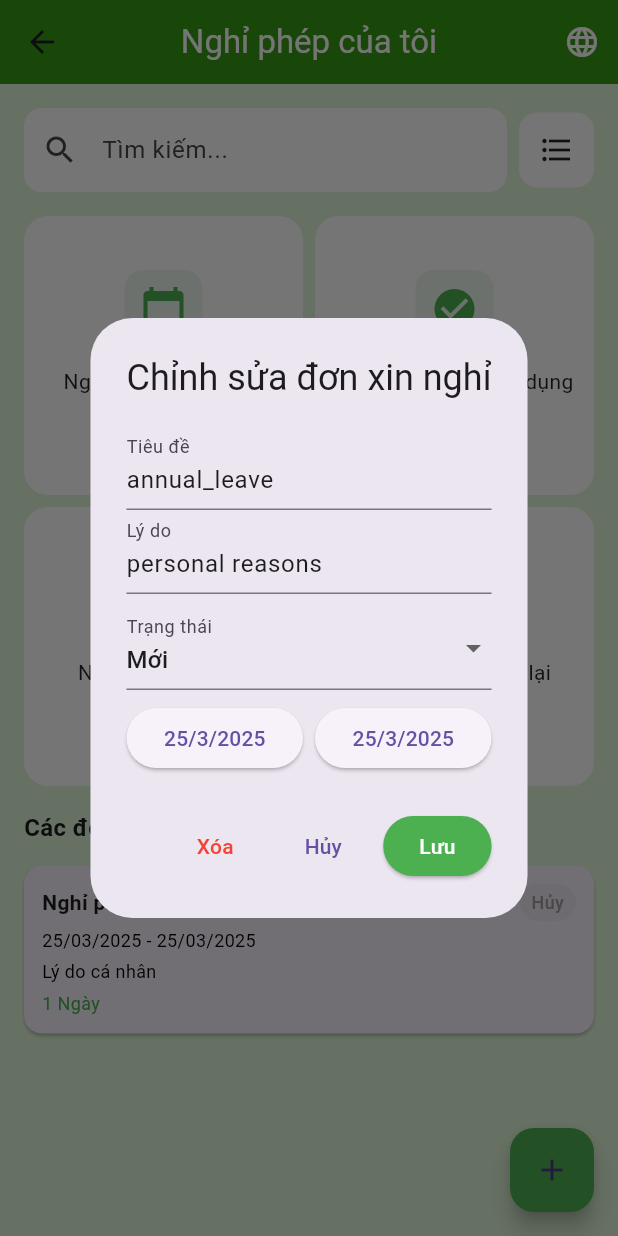
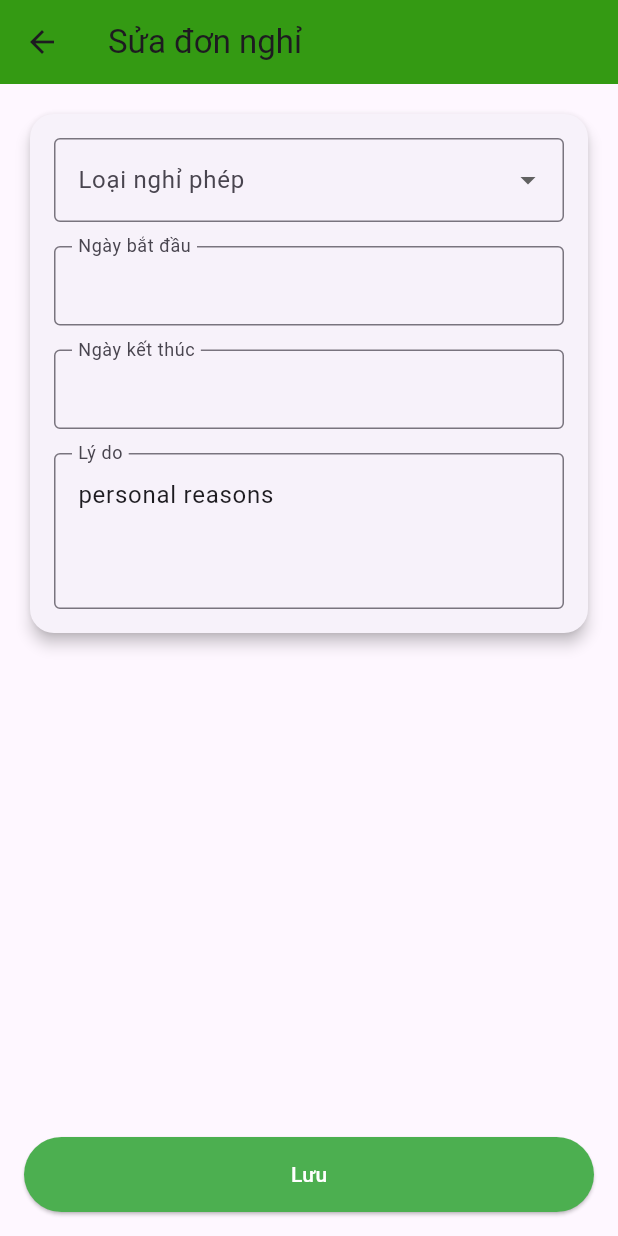
Before and after one commit to LTT4504/erp_app_nood, a Flutter app: the LeaveScreen screen opened by its route, after a tap on "Nghỉ phép hàng năm", on a phone screen of 412 x 824 dp. Run offline on Flutter 3.47's test engine with Material 3 defaults, Android fonts, the phone set to English and light mode, and no system bars; our stand-ins replace dio, flutter_svg, get, get_storage, logger, table_calendar; accounts and stored records are empty.

Commit message:
create : update myleave

```diff
--- a/lib/lang/app_language_key.dart
+++ b/lib/lang/app_language_key.dart
@@ -87,4 +87,14 @@ class AppLanguageKey {
   static const String shared = 'shared';
   static const String calendar = 'calendar';
   static const String noData = 'no_data';
+
+   static const String error = 'error';
+  static const String pleaseSelectDate = 'pleaseSelectDate';
+  static const String editLeave = 'editLeave';
+  static const String registerLeave = 'registerLeave';
+  static const String typeLeave = 'typeLeave';
+  static const String insuranceLeave = 'insuranceLeave';
+  static const String requiredField = 'requiredField';
+  static const String startDate = 'startDate';
+  static const String endDate = 'endDate';
 }
--- a/lib/lang/generate/en_US.dart
+++ b/lib/lang/generate/en_US.dart
@@ -105,4 +105,14 @@ const Map<String, String> en_US = {
   'calendar': 'Calendar',
   'shared': 'Shared',
   'no_data': 'No data',
+
+  // Additional Keys'error': 'Error',
+  'pleaseSelectDate': 'Please select start and end date',
+  'editLeave': 'Edit Leave',
+  'registerLeave': 'Register Leave',
+  'typeLeave': 'Type of Leave',
+  'insuranceLeave': 'Insurance Leave',
+  'requiredField': 'This field is required',
+  'startDate': 'Start Date',
+  'endDate': 'End Date',
 };
--- a/lib/lang/generate/vi_VN.dart
+++ b/lib/lang/generate/vi_VN.dart
@@ -91,7 +91,7 @@ const Map<String, String> vi_VN = {
   'missing_info': 'Thiếu thông tin',
   'please_fill_all': 'Vui lòng nhập đủ dữ liệu!',
 
-  // Annual Calendar
+  // Lịch hàng năm
   'annual_calendar_title': 'Lịch hàng năm',
   'mettings_schedule': 'Lịch họp',
   'title_meeting': 'Tiêu đề cuộc họp',
@@ -107,4 +107,14 @@ const Map<String, String> vi_VN = {
   'shared': 'Chung',
   'no_data': 'Không có dữ liệu',
 
+  // Thêm các khóa bổ sung
+  'error': 'Lỗi',
+  'pleaseSelectDate': 'Vui lòng chọn ngày bắt đầu và kết thúc',
+  'editLeave': 'Sửa đơn nghỉ',
+  'registerLeave': 'Đăng ký nghỉ phép',
+  'typeLeave': 'Loại nghỉ phép',
+  'insuranceLeave': 'Nghỉ hưởng bảo hiểm',
+  'requiredField': 'Trường này là bắt buộc',
+  'startDate': 'Ngày bắt đầu',
+  'endDate': 'Ngày kết thúc',
 };
--- a/lib/modules/my_leave/my_leave_screen.dart
+++ b/lib/modules/my_leave/my_leave_screen.dart
@@ -4,9 +4,8 @@ import 'package:work_manager/shared/constants/colors.dart';
 import '../../lang/app_language_key.dart';
 import 'my_leave_controller.dart';
 import 'widgets/leave_card.dart';
-import 'widgets/add_leave_dialog.dart';
-import 'widgets/edit_leave_dialog.dart';
 import 'widgets/stat_card.dart';
+import 'widgets/leave_form.dart'; // Form mới
 
 class LeaveScreen extends StatelessWidget {
   LeaveScreen({super.key});
@@ -24,28 +23,37 @@ class LeaveScreen extends StatelessWidget {
       ),
       body: SingleChildScrollView(
         padding: const EdgeInsets.all(16),
-        child: Column(crossAxisAlignment: CrossAxisAlignment.start, children: [
+        child: Column(
+          crossAxisAlignment: CrossAxisAlignment.start,
+          children: [
             _buildSearchBar(),
             const SizedBox(height: 16),
             _buildStatGrid(),
             const SizedBox(height: 16),
-          Text(AppLanguageKey.recentLeaveApplications.tr, style: const TextStyle(fontSize: 16, fontWeight: FontWeight.bold)),
+            Text(
+              AppLanguageKey.recentLeaveApplications.tr,
+              style: const TextStyle(fontSize: 16, fontWeight: FontWeight.bold),
+            ),
             const SizedBox(height: 8),
             Obx(() => Column(
                   children: controller.leaveRequests.asMap().entries.map((e) {
                     final idx = e.key;
                     final leave = e.value;
                     return GestureDetector(
-                    onTap: () => showDialog(context: context, builder: (_) => EditLeaveDialog(index: idx, leave: leave)),
-                    child: LeaveCard(leave: leave, statusColor: controller.getStatusColor(leave.status)),
+                      onTap: () => Get.to(() => LeaveForm(leave: leave, index: idx)),
+                      child: LeaveCard(
+                        leave: leave,
+                        statusColor: controller.getStatusColor(leave.status),
+                      ),
                     );
                   }).toList(),
                 )),
-        ]),
+          ],
+        ),
       ),
       floatingActionButton: FloatingActionButton(
         backgroundColor: ColorConstants.green,
-        onPressed: () => showDialog(context: context, builder: (_) => const AddLeaveDialog()),
+        onPressed: () => Get.to(() => const LeaveForm()),
         child: const Icon(Icons.add),
       ),
     );
@@ -64,7 +72,12 @@ class LeaveScreen extends StatelessWidget {
           ),
         ),
         const SizedBox(width: 8),
-        Container(height: 50, width: 50, decoration: BoxDecoration(color: Colors.white, borderRadius: BorderRadius.circular(12)), child: const Icon(Icons.format_list_bulleted)),
+        Container(
+          height: 50,
+          width: 50,
+          decoration: BoxDecoration(color: Colors.white, borderRadius: BorderRadius.circular(12)),
+          child: const Icon(Icons.format_list_bulleted),
+        ),
       ]);
 
   Widget _buildStatGrid() => GridView.count(
--- a/lib/modules/my_leave/widgets/edit_leave_dialog.dart
+++ /dev/null
@@ -1,98 +0,0 @@
-import 'package:flutter/material.dart';
-import 'package:get/get.dart';
-import 'package:work_manager/shared/constants/colors.dart';
-import '../../../lang/app_language_key.dart';
-import '../model/leave_model.dart';
-import '../my_leave_controller.dart';
-
-class EditLeaveDialog extends StatefulWidget {
-  final int index;
-  final LeaveModel leave;
-  const EditLeaveDialog({super.key, required this.index, required this.leave});
-  @override
-  State<EditLeaveDialog> createState() => _EditLeaveDialogState();
-}
-
-class _EditLeaveDialogState extends State<EditLeaveDialog> {
-  late TextEditingController titleController, reasonController;
-  late DateTime startDate, endDate;
-  late String selectedStatus;
-  final LeaveController controller = Get.find<LeaveController>();
-  final statuses = [AppLanguageKey.newLeave, AppLanguageKey.waiting, AppLanguageKey.approved, AppLanguageKey.refuse];
-
-  @override
-  void initState() {
-    super.initState();
-    titleController = TextEditingController(text: widget.leave.title);
-    reasonController = TextEditingController(text: widget.leave.reason);
-    selectedStatus = statuses.contains(widget.leave.status) ? widget.leave.status : statuses.first;
-    final parts = widget.leave.date.split(' - ');
-    startDate = _parseDate(parts[0]);
-    endDate = _parseDate(parts[1]);
-  }
-
-  DateTime _parseDate(String text) {
-    final p = text.split('/');
-    return DateTime(int.parse(p[2]), int.parse(p[1]), int.parse(p[0]));
-  }
-
-  Future<void> _pickDate(BuildContext c, bool isStart) async {
-    final picked = await showDatePicker(
-      context: c, initialDate: isStart ? startDate : endDate, firstDate: DateTime(2020), lastDate: DateTime(2100), locale: Get.locale);
-    if (picked != null) {
-      setState(() {
-        if (isStart) { startDate = picked; if (endDate.isBefore(picked)) endDate = picked; } else { endDate = picked; }
-      });
-    }
-  }
-
-  @override
-  Widget build(BuildContext context) {
-    return AlertDialog(
-      title: Text(AppLanguageKey.editLeaveApplication.tr),
-      content: SingleChildScrollView(
-        child: Column(
-          children: [
-            TextField(controller: titleController, decoration: InputDecoration(labelText: AppLanguageKey.title.tr)),
-            TextField(controller: reasonController, decoration: InputDecoration(labelText: AppLanguageKey.reason.tr)),
-            const SizedBox(height: 8),
-            DropdownButtonFormField(
-              value: selectedStatus,
-              items: statuses.map((s) => DropdownMenuItem(value: s, child: Text(s.tr))).toList(),
-              onChanged: (v) => setState(() => selectedStatus = v!),
-              decoration: InputDecoration(labelText: AppLanguageKey.status.tr),
-            ),
-            const SizedBox(height: 8),
-            Row(
-              children: [
-                Expanded(child: ElevatedButton(onPressed: () => _pickDate(context, true), child: Text('${startDate.day}/${startDate.month}/${startDate.year}'))),
-                const SizedBox(width: 8),
-                Expanded(child: ElevatedButton(onPressed: () => _pickDate(context, false), child: Text('${endDate.day}/${endDate.month}/${endDate.year}'))),
-              ],
-            ),
-          ],
-        ),
-      ),
-      actions: [
-        TextButton(onPressed: () { controller.deleteLeave(widget.index); Get.back(); }, child: Text(AppLanguageKey.erase.tr, style: const TextStyle(color: Colors.red))),
-        TextButton(onPressed: () => Get.back(), child: Text(AppLanguageKey.cancel.tr)),
-        ElevatedButton(
-          style: ElevatedButton.styleFrom(backgroundColor: ColorConstants.green),
-          onPressed: () {
-            final updated = LeaveModel(
-              title: titleController.text,
-              date: '${startDate.day}/${startDate.month}/${startDate.year} - ${endDate.day}/${endDate.month}/${endDate.year}',
-              status: selectedStatus,
-              statusColor: controller.getStatusColor(selectedStatus).value,
-              reason: reasonController.text,
-              days: '${endDate.difference(startDate).inDays + 1} ${AppLanguageKey.days.tr}',
-            );
-            controller.updateLeave(widget.index, updated);
-            Get.back();
-          },
-          child: Text(AppLanguageKey.save.tr, style: const TextStyle(color: Colors.white)),
-        ),
-      ],
-    );
-  }
-}
--- /dev/null
+++ b/lib/modules/my_leave/widgets/leave_form.dart
@@ -0,0 +1,184 @@
+import 'package:flutter/material.dart';
+import 'package:get/get.dart';
+import 'package:intl/intl.dart';
+import '../../../lang/app_language_key.dart';
+import '../../../shared/constants/colors.dart';
+import '../model/leave_model.dart';
+import '../my_leave_controller.dart';
+
+class LeaveForm extends StatefulWidget {
+  final LeaveModel? leave;
+  final int? index;
+
+  const LeaveForm({super.key, this.leave, this.index});
+
+  @override
+  State<LeaveForm> createState() => _LeaveFormState();
+}
+
+class _LeaveFormState extends State<LeaveForm> {
+  final _formKey = GlobalKey<FormState>();
+  final controller = Get.find<LeaveController>();
+
+  String? _typeLeave;
+  DateTime? _startDate;
+  DateTime? _endDate;
+  final _reasonController = TextEditingController();
+
+  @override
+  void initState() {
+    super.initState();
+    if (widget.leave != null) {
+      _typeLeave = widget.leave!.title;
+      _reasonController.text = widget.leave!.reason;
+      _parseDateRange(widget.leave!.date);
+    } else {
+      _startDate = DateTime.now();
+      _endDate = DateTime.now().add(const Duration(days: 1));
+    }
+  }
+
+  void _parseDateRange(String dateRange) {
+    try {
+      final parts = dateRange.split(' - ');
+      if (parts.length == 2) {
+        _startDate = DateFormat('dd/MM/yyyy HH:mm').parse(parts[0]);
+        _endDate = DateFormat('dd/MM/yyyy HH:mm').parse(parts[1]);
+      }
+    } catch (_) {}
+  }
+
+  Future<void> _pickDateTime(bool isStart) async {
+    final date = await showDatePicker(
+      context: context,
+      initialDate: (isStart ? _startDate : _endDate) ?? DateTime.now(),
+      firstDate: DateTime(2000),
+      lastDate: DateTime(2100),
+    );
+    if (date != null) {
+      final time = await showTimePicker(
+        context: context,
+        initialTime: (isStart ? _startDate : _endDate) != null
+            ? TimeOfDay.fromDateTime(isStart ? _startDate! : _endDate!)
+            : TimeOfDay.now(),
+      );
+      if (time != null) {
+        final dateTime = DateTime(date.year, date.month, date.day, time.hour, time.minute);
+        setState(() {
+          if (isStart) {
+            _startDate = dateTime;
+          } else {
+            _endDate = dateTime;
+          }
+        });
+      }
+    }
+  }
+
+  void _saveForm() {
+    if (_formKey.currentState!.validate()) {
+      if (_startDate == null || _endDate == null) {
+        Get.snackbar(AppLanguageKey.error.tr, AppLanguageKey.pleaseSelectDate.tr,
+            backgroundColor: Colors.red, colorText: Colors.white);
+        return;
+      }
+
+      final leave = LeaveModel(
+        title: _typeLeave!,
+        date:
+            '${DateFormat('dd/MM/yyyy HH:mm').format(_startDate!)} - ${DateFormat('dd/MM/yyyy HH:mm').format(_endDate!)}',
+        status: AppLanguageKey.newLeave,
+        statusColor: Colors.blue.value,
+        reason: _reasonController.text,
+        days: '${_endDate!.difference(_startDate!).inDays + 1} ${AppLanguageKey.days.tr}',
+      );
+
+      if (widget.index != null) {
+        controller.updateLeave(widget.index!, leave);
+      } else {
+        controller.addLeave(leave);
+      }
+      Get.back();
+    }
+  }
+
+  @override
+  Widget build(BuildContext context) {
+    return Scaffold(
+      appBar: AppBar(
+        backgroundColor: ColorConstants.highlightPrimary,
+        title: Text(widget.leave != null ? AppLanguageKey.editLeave.tr : AppLanguageKey.registerLeave.tr),
+      ),
+      body: Padding(
+        padding: const EdgeInsets.all(16),
+        child: Column(
+          children: [
+            Card(
+              shape: RoundedRectangleBorder(borderRadius: BorderRadius.circular(16)),
+              elevation: 4,
+              child: Padding(
+                padding: const EdgeInsets.all(16),
+                child: Form(
+                  key: _formKey,
+                  child: Column(
+                    children: [
+                      DropdownButtonFormField<String>(
+                        value: _typeLeave,
+                        decoration: InputDecoration(
+                          labelText: AppLanguageKey.typeLeave.tr,
+                          border: const OutlineInputBorder(),
+                        ),
+                        items: [
+                          AppLanguageKey.annualLeave.tr,
+                          AppLanguageKey.insuranceLeave.tr,
+                        ].map((e) => DropdownMenuItem(value: e, child: Text(e))).toList(),
+                        onChanged: (value) => setState(() => _typeLeave = value),
+                        validator: (value) => value == null ? AppLanguageKey.requiredField.tr : null,
+                      ),
+                      const SizedBox(height: 16),
+                      _dateField(AppLanguageKey.startDate.tr, _startDate, () => _pickDateTime(true)),
+                      const SizedBox(height: 16),
+                      _dateField(AppLanguageKey.endDate.tr, _endDate, () => _pickDateTime(false)),
+                      const SizedBox(height: 16),
+                      TextFormField(
+                        controller: _reasonController,
+                        maxLines: 3,
+                        decoration: InputDecoration(
+                          labelText: AppLanguageKey.reason.tr,
+                          border: const OutlineInputBorder(),
+                        ),
+                        validator: (value) => value == null || value.isEmpty ? AppLanguageKey.requiredField.tr : null,
+                      ),
+                    ],
+                  ),
+                ),
+              ),
+            ),
+            const Spacer(),
+            ElevatedButton(
+              style: ElevatedButton.styleFrom(
+                backgroundColor: ColorConstants.green,
+                minimumSize: const Size.fromHeight(50),
+              ),
+              onPressed: _saveForm,
+              child: Text(AppLanguageKey.save.tr, style: const TextStyle(color: Colors.white)),
+            )
+          ],
+        ),
+      ),
+    );
+  }
+
+  Widget _dateField(String label, DateTime? date, VoidCallback onTap) {
+    return InkWell(
+      onTap: onTap,
+      child: InputDecorator(
+        decoration: InputDecoration(labelText: label, border: const OutlineInputBorder()),
+        child: Text(
+          date != null ? DateFormat('dd/MM/yyyy HH:mm').format(date) : '',
+          style: TextStyle(color: date != null ? Colors.black : Colors.grey),
+        ),
+      ),
+    );
+  }
+}
```
Also changed, not shown: lib/modules/my_leave/widgets/add_leave_dialog.dart (deleted, +0 -105 lines), pubspec.lock, 1 other file. Lines whose indentation alone changed are shown as unchanged.
